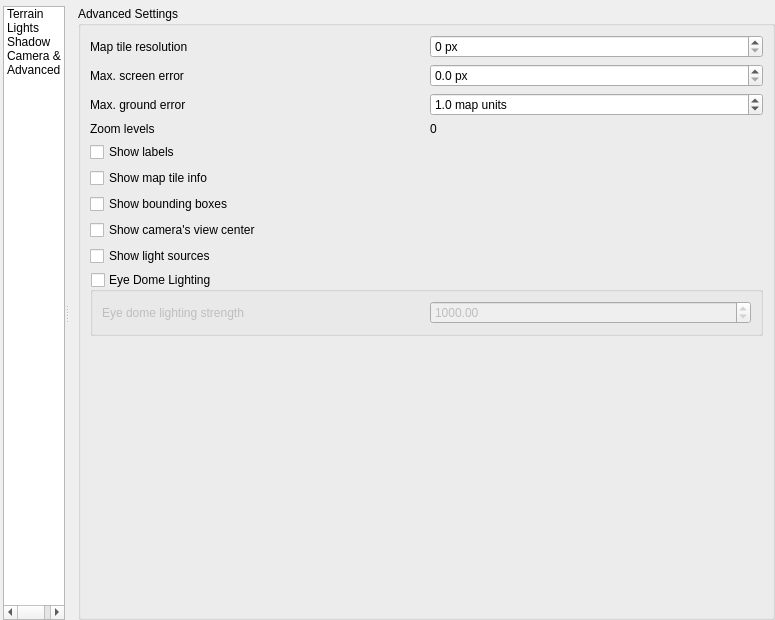
The window that src/ui/3d/map3dconfigwidget.ui (qgis/QGIS) describes before a commit, drawn with Qt 5.
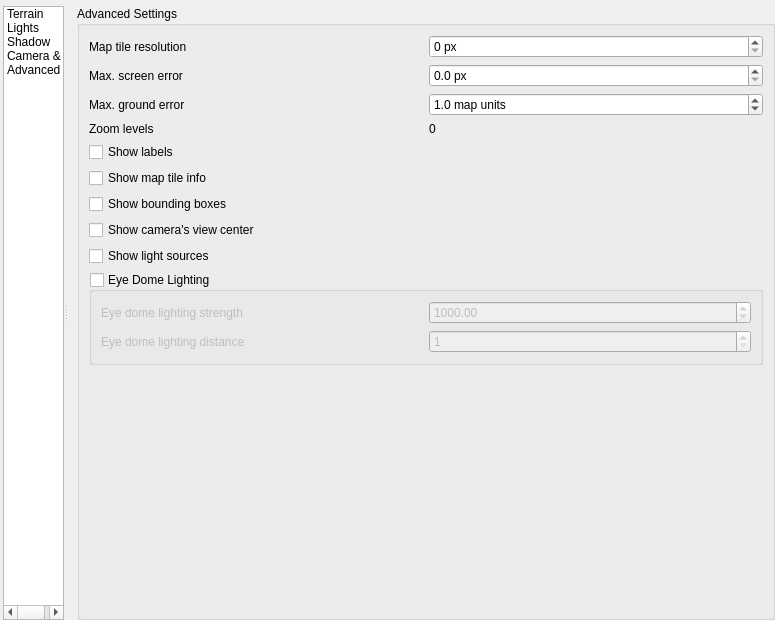
The same window after the commit. Icons and pictures are not drawn. Custom widgets are drawn as their Qt base class.

Commit message: add EDL distance

```diff
--- a/src/ui/3d/map3dconfigwidget.ui
+++ b/src/ui/3d/map3dconfigwidget.ui
@@ -832,6 +832,23 @@
                        </property>
                       </widget>
                      </item>
+                     <item row="1" column="0">
+                      <widget class="QLabel" name="label_2">
+                       <property name="text">
+                        <string>Eye dome lighting distance</string>
+                       </property>
+                      </widget>
+                     </item>
+                     <item row="1" column="1">
+                      <widget class="QSpinBox" name="edlDistanceSpinBox">
+                       <property name="minimum">
+                        <number>1</number>
+                       </property>
+                       <property name="maximum">
+                        <number>20</number>
+                       </property>
+                      </widget>
+                     </item>
                     </layout>
                    </widget>
                   </item>
```
Left out of the diff: 6 changed lines with no effect on the pictures. The commit also changes 10 other files.
